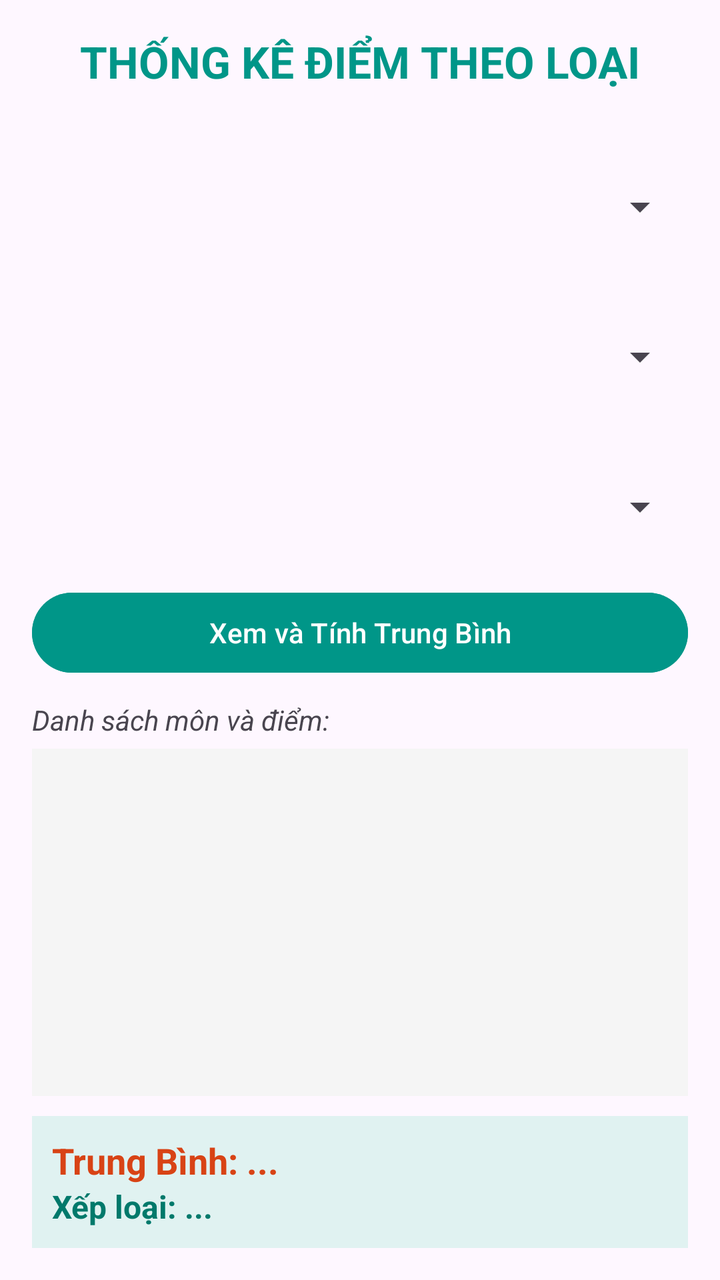
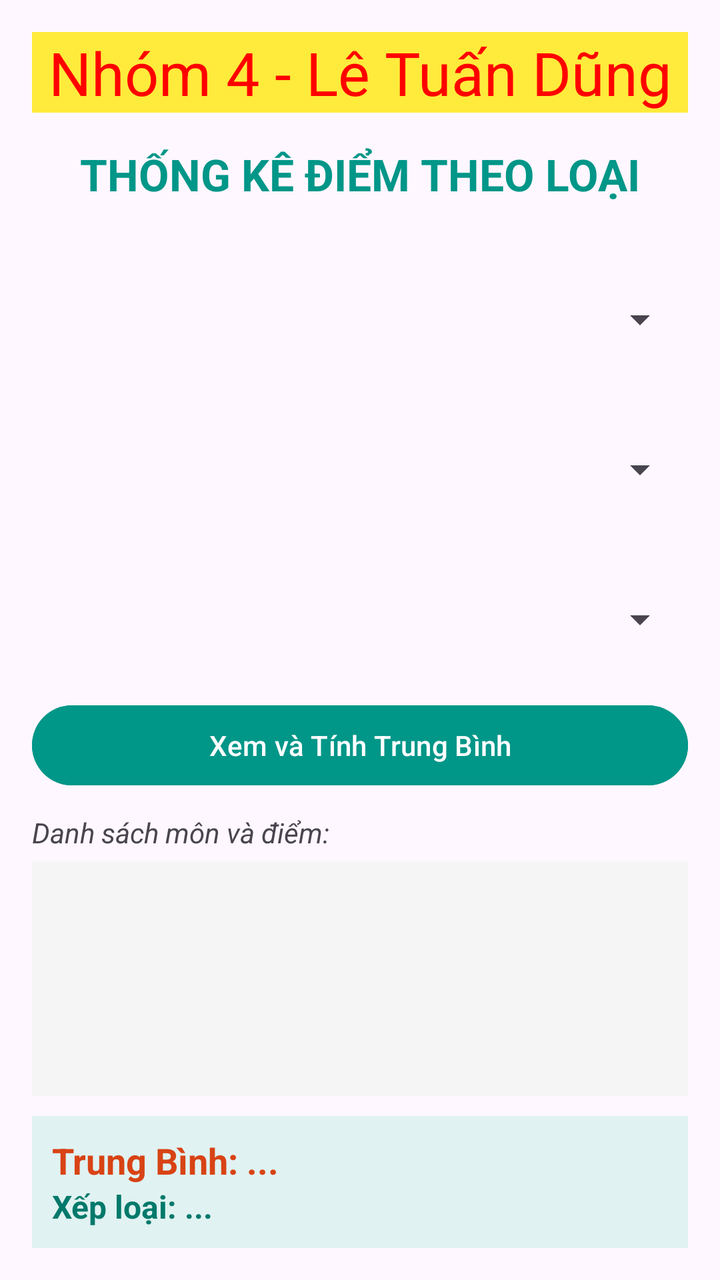

Two renders of the same Android screen: before a commit and after it. Below are the layout's source before the change and the commit's diff.
<!-- AndroidManifest.xml: application theme Theme.QuanLyTruongHoc -->
<!-- res/layout/activity_tinh_diem_nhanh.xml -->
<?xml version="1.0" encoding="utf-8"?>
<LinearLayout xmlns:android="http://schemas.android.com/apk/res/android"
    android:layout_width="match_parent"
    android:layout_height="match_parent"
    android:orientation="vertical"
    android:padding="16dp">

    <TextView
        android:text="THỐNG KÊ ĐIỂM THEO LOẠI"
        android:textSize="22sp"
        android:textStyle="bold"
        android:gravity="center"
        android:textColor="#009688"
        android:layout_marginBottom="15dp"
        android:layout_width="match_parent"
        android:layout_height="wrap_content"/>

    
    <TextView text="1. Chọn Lớp:" android:textStyle="bold" android:layout_width="wrap_content" android:layout_height="wrap_content"/>
    <Spinner
        android:id="@+id/spnChonLop"
        android:layout_width="match_parent"
        android:layout_height="wrap_content"
        android:minHeight="48dp"
        android:layout_marginBottom="8dp"/>

    
    <TextView text="2. Chọn Học Sinh:" android:textStyle="bold" android:layout_width="wrap_content" android:layout_height="wrap_content"/>
    <Spinner
        android:id="@+id/spnChonHS"
        android:layout_width="match_parent"
        android:layout_height="wrap_content"
        android:minHeight="48dp"
        android:layout_marginBottom="8dp"/>

    
    <TextView text="3. Chọn Loại Điểm cần xem:" android:textStyle="bold" android:layout_width="wrap_content" android:layout_height="wrap_content"/>
    <Spinner
        android:id="@+id/spnLoaiKiemTra"
        android:layout_width="match_parent"
        android:layout_height="wrap_content"
        android:minHeight="48dp"
        android:layout_marginBottom="15dp"/>

    
    <Button
        android:id="@+id/btnXemDiem"
        android:text="Xem và Tính Trung Bình"
        android:backgroundTint="#009688"
        android:textColor="#FFF"
        android:layout_width="match_parent"
        android:layout_height="wrap_content"/>

    
    <TextView
        android:text="Danh sách môn và điểm:"
        android:layout_marginTop="10dp"
        android:textStyle="italic"
        android:layout_width="match_parent"
        android:layout_height="wrap_content"/>

    <androidx.recyclerview.widget.RecyclerView
        android:id="@+id/rvDiemHienThi"
        android:layout_width="match_parent"
        android:layout_height="0dp"
        android:layout_weight="1"
        android:background="#F5F5F5"
        android:padding="5dp"
        android:layout_marginTop="5dp"/>

    
    <LinearLayout
        android:layout_width="match_parent"
        android:layout_height="wrap_content"
        android:orientation="vertical"
        android:background="#E0F2F1"
        android:padding="10dp"
        android:layout_marginTop="10dp">

        <TextView
            android:id="@+id/txtKetQua"
            android:text="Trung Bình: ..."
            android:textSize="18sp"
            android:textStyle="bold"
            android:textColor="#D84315"
            android:layout_width="match_parent"
            android:layout_height="wrap_content"/>

        <TextView
            android:id="@+id/txtXepLoai"
            android:text="Xếp loại: ..."
            android:textSize="16sp"
            android:textStyle="bold"
            android:textColor="#00796B"
            android:layout_width="match_parent"
            android:layout_height="wrap_content"/>
    </LinearLayout>

</LinearLayout>
<!-- resources referenced by this layout -->
<resources>
  <style name="Theme.QuanLyTruongHoc" parent="Base.Theme.QuanLyTruongHoc" />
  <style name="Base.Theme.QuanLyTruongHoc" parent="Theme.Material3.DayNight.NoActionBar">
          
          
      </style>
</resources>

<!-- the commit's change to res/layout/activity_tinh_diem_nhanh.xml (unified diff, before → after) -->
@@ -4,7 +4,15 @@
     android:layout_height="match_parent"
     android:orientation="vertical"
     android:padding="16dp">
-
+    <TextView
+        android:layout_width="match_parent"
+        android:layout_height="wrap_content"
+        android:text="Nhóm 4 - Lê Tuấn Dũng"
+        android:textColor="#FF0000"
+        android:textSize="30dp"
+        android:gravity="center"
+        android:background="#FFEB3B"
+        android:layout_marginBottom="16dp"/>
     <TextView
         android:text="THỐNG KÊ ĐIỂM THEO LOẠI"
         android:textSize="22sp"
